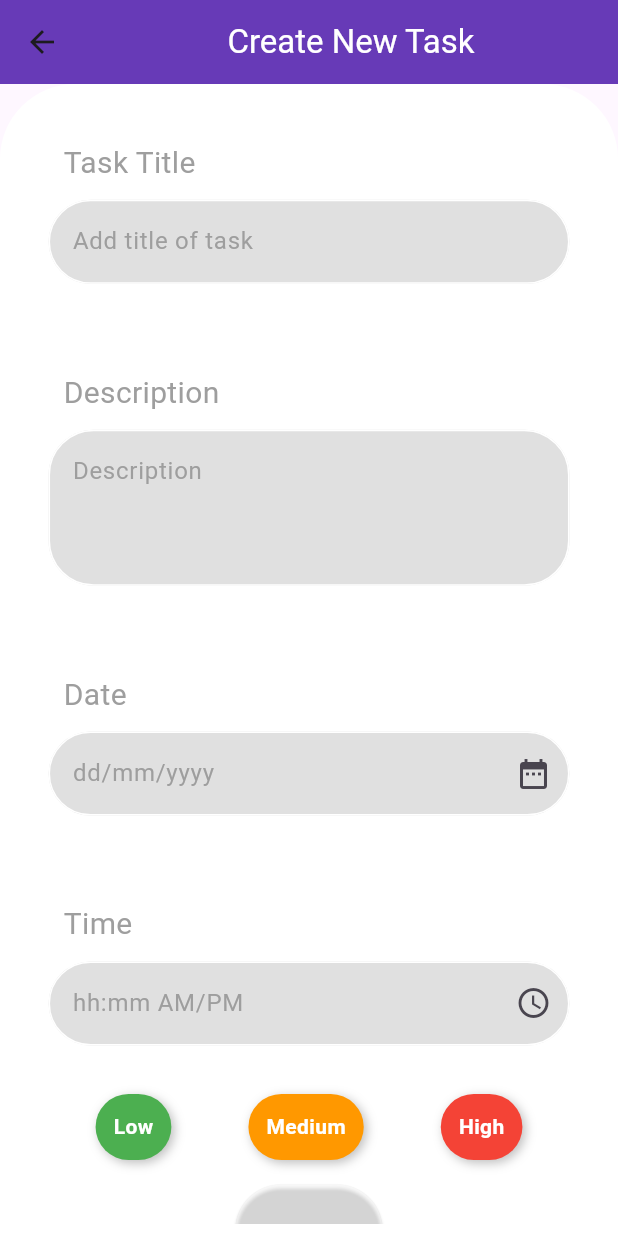
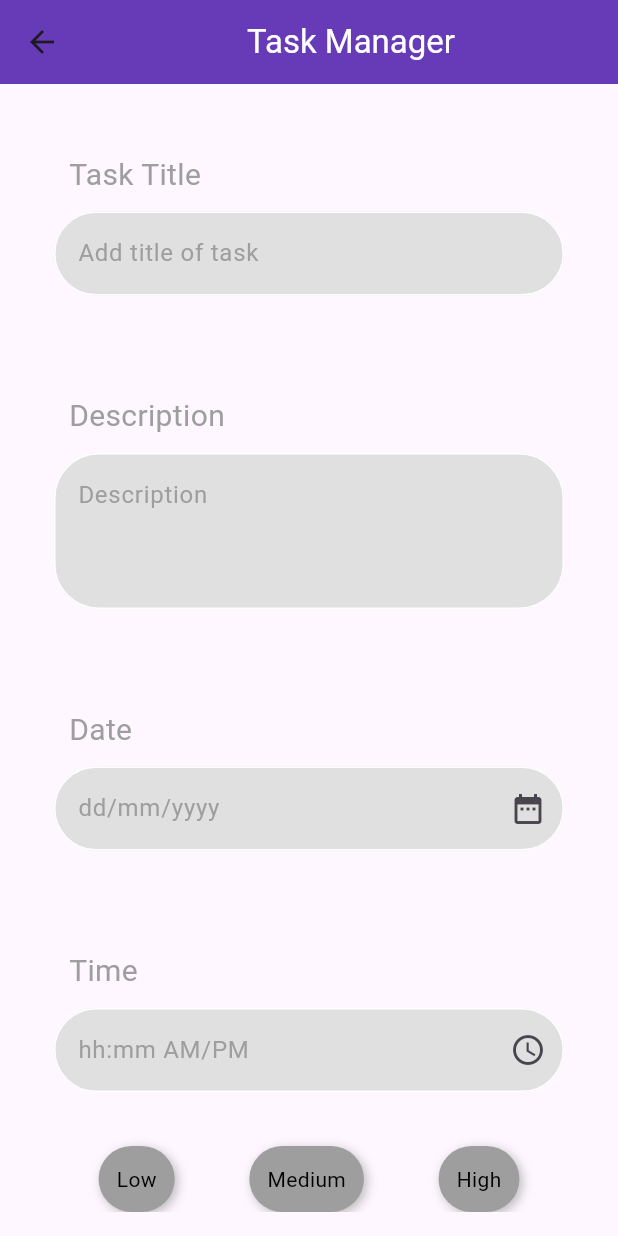
Before and after one commit to MariamAshraf200/GoalMapper, a Flutter app: the AddTaskScreen screen opened directly, on a phone screen of 412 x 824 dp. Run offline on Flutter 3.47's test engine with Material 3 defaults, Android fonts, the light colour scheme and no system bars; our stand-ins replace equatable, flutter_bloc, get_it, hive, hive_flutter; accounts and stored records are empty.

```diff
--- a/lib/feature/taskHome/presintation/bloc/bloc.dart
+++ b/lib/feature/taskHome/presintation/bloc/bloc.dart
@@ -49,7 +49,7 @@ class TaskBloc extends Bloc<TaskEvent, TaskState> {
         description: event.task.description,
         date: event.task.date,
         time: event.task.time,
-        priority: event.task.priority, id: '', status: '',
+        priority: event.task.priority, id:event.task.id, status: '',
       );
 
       await hiveService.addTask(taskModel); // Save task to Hive.
--- a/lib/feature/taskHome/presintation/screen/AddNewTaskScreen.dart
+++ b/lib/feature/taskHome/presintation/screen/AddNewTaskScreen.dart
@@ -2,6 +2,7 @@ import 'package:flutter/cupertino.dart';
 import 'package:flutter/material.dart';
 import 'package:flutter_bloc/flutter_bloc.dart';
 import 'package:intl/intl.dart';
+import 'package:uuid/uuid.dart';
 
 import '../../../../core/di.dart';
 import '../../domain/entity/taskEntity.dart';
@@ -10,8 +11,11 @@ import '../Widget/customTextFeild.dart';
 import '../bloc/bloc.dart';
 import '../bloc/event.dart';
 import '../bloc/state.dart';
+class AddTaskScreen extends StatefulWidget {
+  final TaskEntity? existingTask;
 
-class AddTaskScreen extends StatefulWidget {
+  const AddTaskScreen({Key? key, this.existingTask}) : super(key: key);
+
   @override
   _AddTaskScreenState createState() => _AddTaskScreenState();
 }
@@ -23,11 +27,21 @@ class _AddTaskScreenState extends State<AddTaskScreen> {
   final TextEditingController dateController = TextEditingController();
   final _formKey = GlobalKey<FormState>();
   String selectedPriority = '';
+  late String uniqueTaskId;
 
-  void togglePriority(String priority) {
-    setState(() {
-      selectedPriority = priority;
-    });
+  @override
+  void initState() {
+    super.initState();
+    if (widget.existingTask != null) {
+      titleController.text = widget.existingTask!.title;
+      descriptionController.text = widget.existingTask!.description;
+      dateController.text = widget.existingTask!.date;
+      timeController.text = widget.existingTask!.time;
+      selectedPriority = widget.existingTask!.priority;
+      uniqueTaskId = widget.existingTask!.id;
+    } else {
+      uniqueTaskId = const Uuid().v4();
+    }
   }
 
   String? _validateTextField(String? value) {
@@ -35,6 +49,12 @@ class _AddTaskScreenState extends State<AddTaskScreen> {
       return 'This field cannot be empty';
     }
     return null;
+  }
+
+  void togglePriority(String priority) {
+    setState(() {
+      selectedPriority = priority;
+    });
   }
 
   @override
@@ -46,7 +66,7 @@ class _AddTaskScreenState extends State<AddTaskScreen> {
           backgroundColor: Colors.deepPurple,
           title: const Center(
             child: Text(
-              'Create New Task',
+              'Task Manager',
               style: TextStyle(color: Colors.white),
             ),
           ),
@@ -57,17 +77,13 @@ class _AddTaskScreenState extends State<AddTaskScreen> {
   }
 
   Widget _buildBody() {
-    final mediaQuery = MediaQuery.of(context);
-    final screenWidth = mediaQuery.size.width;
-    final screenHeight = mediaQuery.size.height;
-
     return BlocListener<TaskBloc, TaskState>(
       listener: (context, state) {
         if (state is TaskActionSuccess) {
           ScaffoldMessenger.of(context).showSnackBar(
-            const SnackBar(content: Text('Task added successfully!')),
+            const SnackBar(content: Text('Task saved successfully!')),
           );
-          Navigator.pop(context); // Navigate back after task is added
+          Navigator.pop(context); // Navigate back
         } else if (state is TaskError) {
           ScaffoldMessenger.of(context).showSnackBar(
             SnackBar(content: Text('Error: ${state.message}')),
@@ -80,22 +96,11 @@ class _AddTaskScreenState extends State<AddTaskScreen> {
             return const Center(child: CircularProgressIndicator());
           }
 
-          return Container(
-            decoration: const BoxDecoration(
-              color: Colors.white,
-              borderRadius: BorderRadiusDirectional.only(
-                topEnd: Radius.circular(50),
-                topStart: Radius.circular(50),
-              ),
-            ),
+          return Form(
+            key: _formKey,
             child: Padding(
-              padding: EdgeInsets.symmetric(
-                horizontal: screenWidth * 0.03,
-                vertical: screenHeight * 0.01,
-              ),
+              padding: const EdgeInsets.all(16.0),
               child: SingleChildScrollView(
-                child: Form(
-                  key: _formKey,
                 child: Column(
                   children: [
                     CustomTextField(
@@ -104,7 +109,7 @@ class _AddTaskScreenState extends State<AddTaskScreen> {
                       title: 'Task Title',
                       validator: _validateTextField,
                     ),
-                      SizedBox(height: screenHeight * 0.01),
+                    const SizedBox(height: 16.0),
                     CustomTextField(
                       controller: descriptionController,
                       hintText: 'Description',
@@ -112,7 +117,7 @@ class _AddTaskScreenState extends State<AddTaskScreen> {
                       title: 'Description',
                       validator: _validateTextField,
                     ),
-                      SizedBox(height: screenHeight * 0.01),
+                    const SizedBox(height: 16.0),
                     CustomTextField(
                       controller: dateController,
                       hintText: 'dd/mm/yyyy',
@@ -125,7 +130,6 @@ class _AddTaskScreenState extends State<AddTaskScreen> {
                           firstDate: DateTime(2000),
                           lastDate: DateTime(2100),
                         );
-
                         if (selectedDate != null) {
                           dateController.text =
                               DateFormat('dd/MM/yyyy').format(selectedDate);
@@ -133,7 +137,7 @@ class _AddTaskScreenState extends State<AddTaskScreen> {
                       },
                       validator: _validateTextField,
                     ),
-                      SizedBox(height: screenHeight * 0.01),
+                    const SizedBox(height: 16.0),
                     CustomTextField(
                       controller: timeController,
                       hintText: 'hh:mm AM/PM',
@@ -144,7 +148,6 @@ class _AddTaskScreenState extends State<AddTaskScreen> {
                           context: context,
                           initialTime: TimeOfDay.now(),
                         );
-
                         if (selectedTime != null) {
                           final now = DateTime.now();
                           final selectedDateTime = DateTime(
@@ -154,65 +157,33 @@ class _AddTaskScreenState extends State<AddTaskScreen> {
                             selectedTime.hour,
                             selectedTime.minute,
                           );
-
                           timeController.text =
                               DateFormat('hh:mm a').format(selectedDateTime);
                         }
                       },
                       validator: _validateTextField,
                     ),
-                      SizedBox(height: screenHeight * 0.015),
+                    const SizedBox(height: 16.0),
+                    // Priority Selector
                     Row(
                       mainAxisAlignment: MainAxisAlignment.spaceEvenly,
-                        children: [
-                          CustomContainerNewTask(
-                            text: 'Low',
-                            backgroundColor: selectedPriority == 'Low'
-                                ? Colors.green.shade800
-                                : Colors.green,
+                      children: ['Low', 'Medium', 'High'].map((priority) {
+                        return CustomContainerNewTask(
+                          text: priority,
+                          backgroundColor: selectedPriority == priority
+                              ? Colors.grey.shade800
+                              : Colors.grey,
                           borderRadius: 25,
                           textStyle: TextStyle(
-                              color: selectedPriority == 'Low'
-                                  ? Colors.black
-                                  : Colors.white,
-                              fontSize: 14,
-                              fontWeight: FontWeight.bold,
+                            color: selectedPriority == priority
+                                ? Colors.white
+                                : Colors.black,
                           ),
-                            onTap: () => togglePriority('Low'),
+                          onTap: () => togglePriority(priority),
+                        );
+                      }).toList(),
                     ),
-                          CustomContainerNewTask(
-                            text: 'Medium',
-                            backgroundColor: selectedPriority == 'Medium'
-                                ? Colors.orange.shade800
-                                : Colors.orange,
-                            borderRadius: 25,
-                            textStyle: TextStyle(
-                              color: selectedPriority == 'Medium'
-                                  ? Colors.black
-                                  : Colors.white,
-                              fontSize: 14,
-                              fontWeight: FontWeight.bold,
-                            ),
-                            onTap: () => togglePriority('Medium'),
-                          ),
-                          CustomContainerNewTask(
-                            text: 'High',
-                            backgroundColor: selectedPriority == 'High'
-                                ? Colors.red.shade800
-                                : Colors.red,
-                            borderRadius: 25,
-                            textStyle: TextStyle(
-                              color: selectedPriority == 'High'
-                                  ? Colors.black
-                                  : Colors.white,
-                              fontSize: 14,
-                              fontWeight: FontWeight.bold,
-                            ),
-                            onTap: () => togglePriority('High'),
-                          ),
-                        ],
-                      ),
-                      SizedBox(height: screenHeight * 0.02),
+                    const SizedBox(height: 24.0),
                     ElevatedButton(
                       onPressed: () {
                         if (_formKey.currentState!.validate()) {
@@ -221,29 +192,31 @@ class _AddTaskScreenState extends State<AddTaskScreen> {
                             description: descriptionController.text,
                             date: dateController.text,
                             time: timeController.text,
-                              priority: selectedPriority, id: '', status: '',
+                            priority: selectedPriority,
+                            id: uniqueTaskId,
+                            status: '',
                           );
 
+                          if (widget.existingTask != null) {
+                            // Update Task
+                            context.read<TaskBloc>().add(UpdateTaskEvent(task));
+                          } else {
+                            // Add Task
                             context.read<TaskBloc>().add(AddTaskEvent(task));
+                          }
                         }
                       },
                       style: ElevatedButton.styleFrom(
-                          backgroundColor: Colors.white38,
+                        backgroundColor: Colors.deepPurple,
                         shape: RoundedRectangleBorder(
-                            borderRadius: BorderRadius.circular(30),
-                          ),
-                          padding: const EdgeInsets.symmetric(vertical: 15),
-                        ),
-                        child: const Padding(
-                          padding: EdgeInsets.all(8.0),
-                          child: Text(
-                            'Save Task',
-                            style: TextStyle(fontSize: 18),
+                          borderRadius: BorderRadius.circular(12.0),
                         ),
                       ),
+                      child: Text(widget.existingTask != null
+                          ? 'Update Task'
+                          : 'Save Task', style: TextStyle(color: Colors.white),),
                     ),
                   ],
-                  ),
                 ),
               ),
             ),
--- a/pubspec.yaml
+++ b/pubspec.yaml
@@ -43,6 +43,8 @@ dependencies:
   equatable: ^2.0.5
   dartz: ^0.10.1
   path_provider: ^2.0.11
+  uuid: ^3.0.7
+
 
 dev_dependencies:
   flutter_test:
```
Also changed, not shown: lib/feature/taskHome/presintation/Widget/customContainerTask.dart (+36 -9 lines), lib/feature/taskHome/presintation/screen/allTaskScreen.dart (+11 -9 lines), lib/feature/taskHome/presintation/screen/doneScreen.dart (+11 -7 lines), lib/feature/taskHome/presintation/screen/todoScreen.dart (+9 -6 lines), pubspec.lock. Lines whose indentation alone changed are shown as unchanged.
